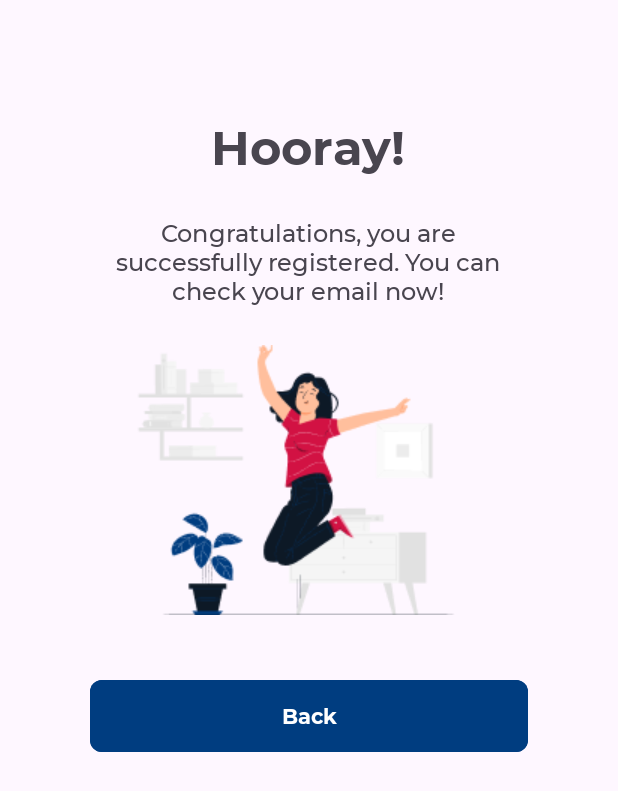
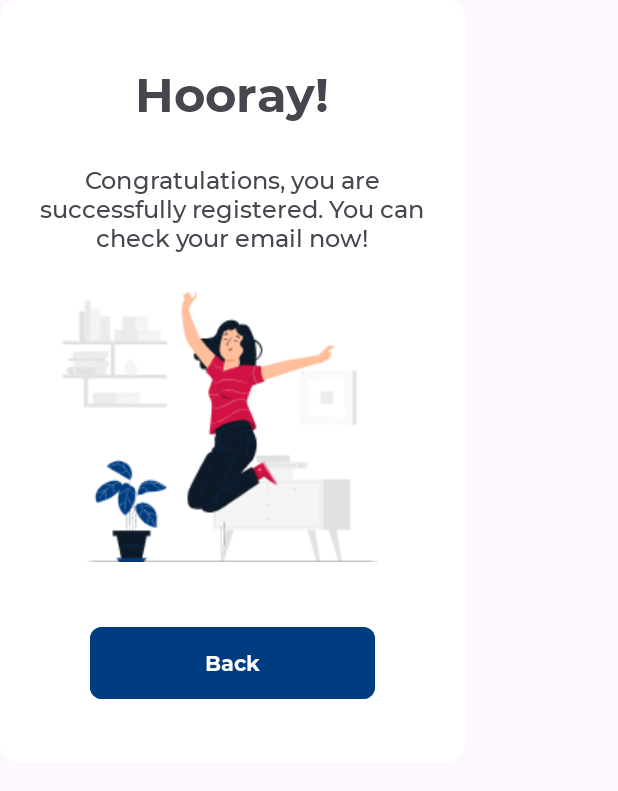
Before and after one commit to jeremiaaron/atamerica, an Android app: the layout fragment_popup_success.xml on its own in the app's theme, with its tools: preview values and no code run, on a phone screen of 412 x 824 dp. Shown: the top 791 px of the screen. Run offline under Robolectric (Android 15) with nearby library versions, the light colour scheme and no system bars; Roboto replaces fonts that are not available here.

Commit message:
Implemented event registration popup.

```diff
--- a/app/src/main/java/com/example/atamerica/cache/EventItemCache.java
+++ b/app/src/main/java/com/example/atamerica/cache/EventItemCache.java
@@ -1,6 +1,5 @@
 package com.example.atamerica.cache;
 
-import com.example.atamerica.models.DetailItemModel;
 import com.example.atamerica.models.views.VwAllEventModel;
 import com.example.atamerica.models.views.VwEventThumbnailModel;
 import com.example.atamerica.models.views.VwHomeBannerModel;
--- a/app/src/main/java/com/example/atamerica/ui/register/RegisterPageFragment.java
+++ b/app/src/main/java/com/example/atamerica/ui/register/RegisterPageFragment.java
@@ -28,7 +28,6 @@ import java.util.Arrays;
 public class RegisterPageFragment extends Fragment {
 
     private FragmentRegisterPageBinding binding;
-    private BottomNavigationView        navView;
 
     @Override
     public void onCreate(Bundle savedInstanceState) {
@@ -37,11 +36,13 @@ public class RegisterPageFragment extends Fragment {
 
     @Override
     public View onCreateView(@NonNull LayoutInflater inflater, ViewGroup container, Bundle savedInstanceState) {
-        getActivity().setRequestedOrientation(ActivityInfo.SCREEN_ORIENTATION_PORTRAIT);
+        requireActivity().setRequestedOrientation(ActivityInfo.SCREEN_ORIENTATION_PORTRAIT);
 
         binding = FragmentRegisterPageBinding.inflate(inflater, container, false);
         View mView = binding.getRoot();
 
+
+
         return mView;
     }
 }
--- /dev/null
+++ b/app/src/main/res/drawable/custom_dialog_background.xml
@@ -0,0 +1,8 @@
+<?xml version="1.0" encoding="utf-8"?>
+<shape xmlns:android="http://schemas.android.com/apk/res/android">
+
+    <solid android:color="@color/white" />
+    <stroke android:width="0dp" android:color="@color/white" />
+    <corners android:radius="12dp" />
+
+</shape>
--- a/app/src/main/res/layout/fragment_popup_success.xml
+++ b/app/src/main/res/layout/fragment_popup_success.xml
@@ -1,20 +1,24 @@
 <?xml version="1.0" encoding="utf-8"?>
 <androidx.constraintlayout.widget.ConstraintLayout xmlns:android="http://schemas.android.com/apk/res/android"
     xmlns:app="http://schemas.android.com/apk/res-auto"
-    xmlns:tools="http://schemas.android.com/tools"
-    android:layout_width="match_parent"
-    android:layout_height="match_parent">
+    android:layout_width="310dp"
+    android:layout_height="508dp"
+    android:background="@drawable/custom_dialog_background">
 
     <LinearLayout
-        android:layout_width="match_parent"
-        android:layout_height="match_parent"
-        android:orientation="vertical">
+        android:layout_width="310dp"
+        android:layout_height="508dp"
+        android:orientation="vertical"
+        app:layout_constraintTop_toTopOf="parent"
+        app:layout_constraintBottom_toBottomOf="parent"
+        app:layout_constraintEnd_toEndOf="parent"
+        app:layout_constraintStart_toStartOf="parent">
 
         <TextView
             android:id="@+id/title_success"
             android:layout_width="wrap_content"
             android:layout_height="wrap_content"
-            android:layout_marginTop="75dp"
+            android:layout_marginTop="40dp"
             android:layout_marginBottom="25dp"
             android:fontFamily="@font/montserrat_bold"
             android:layout_gravity="center"
@@ -41,7 +45,7 @@
             app:srcCompat="@drawable/pop_success" />
 
         <com.google.android.material.button.MaterialButton
-            android:id="@+id/back_success"
+            android:id="@+id/btnDismiss"
             android:layout_width="match_parent"
             android:layout_height="wrap_content"
             android:layout_marginHorizontal="60dp"
```
Also changed, not shown: app/src/main/java/com/example/atamerica/controllers/RegisterController.java (+59 -8 lines), app/src/main/java/com/example/atamerica/models/CategoryModel.java (deleted, +0 -8 lines), app/src/main/java/com/example/atamerica/models/DetailItemModel.java (deleted, +0 -41 lines), app/src/main/java/com/example/atamerica/ui/detail/DetailPageFragment.java (+41 -12 lines), app/src/main/res/layout/fragment_popup_fails.xml (+12 -7 lines).
